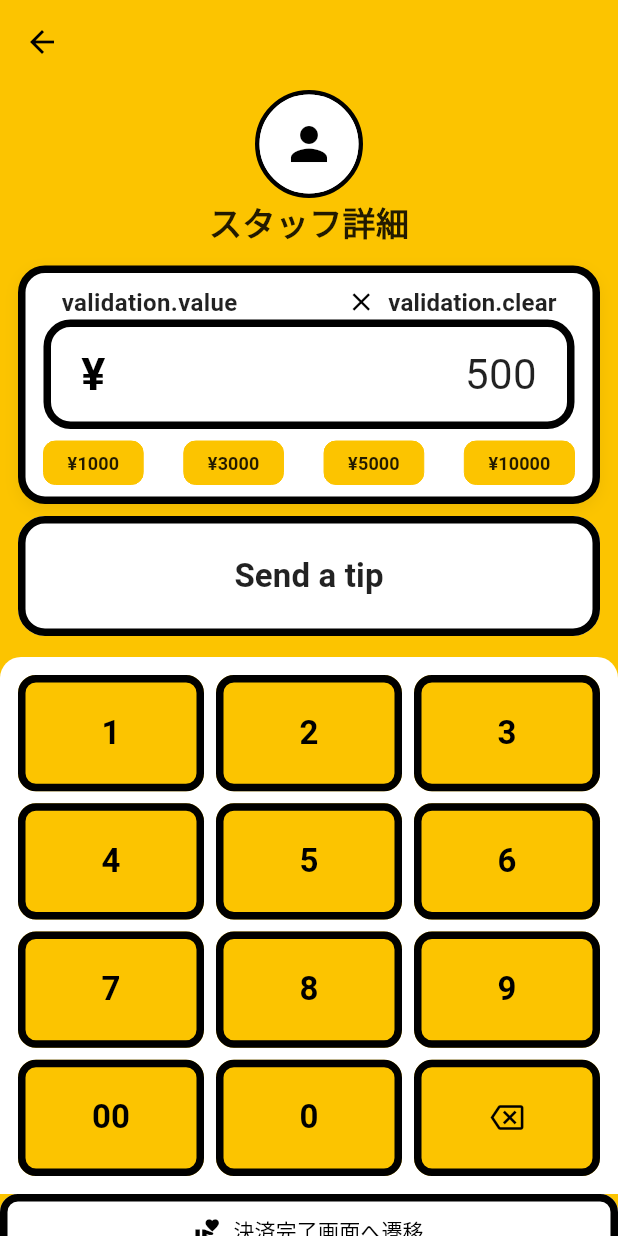
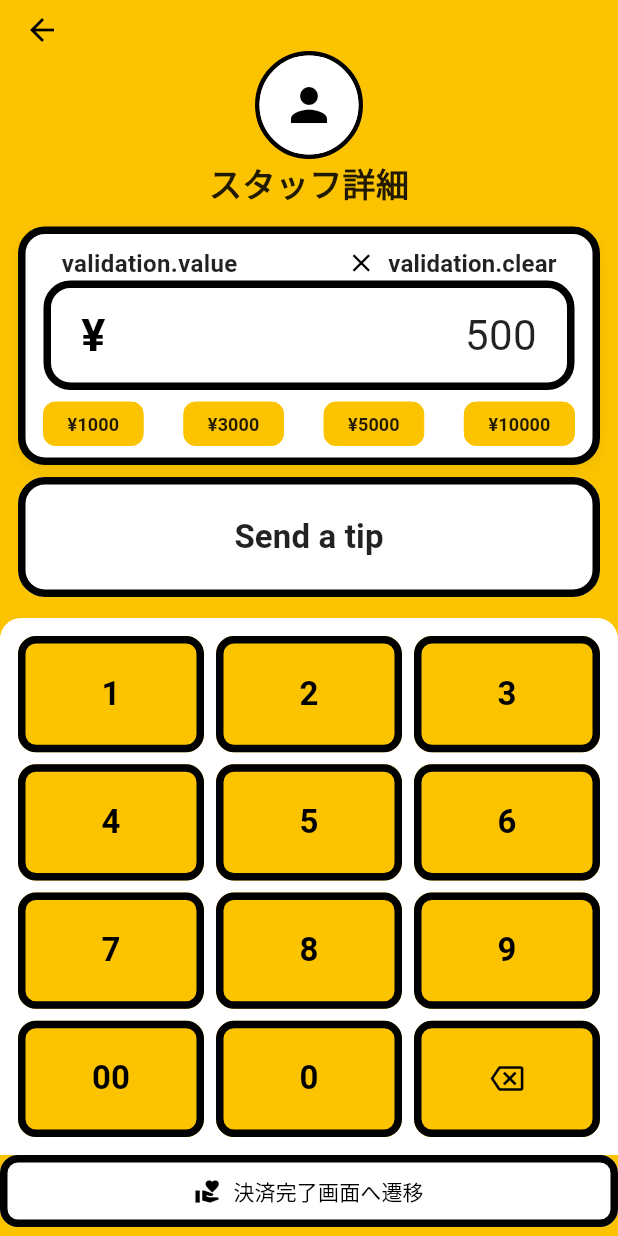
Before and after one commit to mrmmm0128/ChipPay, a Flutter app: the StaffDetailPage screen opened by its route, on a phone screen of 412 x 824 dp. Run offline on Flutter 3.47's test engine with Material 3 defaults, Android fonts, the light colour scheme and no system bars; our stand-ins replace cloud_firestore, cloud_functions, easy_localization, file_picker, firebase_auth, firebase_core and 4 more; missing offline and left inert: barcode, dart:html; accounts and stored records are empty; Roboto replaces fonts that are missing (LINESeed, LINEseed); statements that could not run were skipped.

Commit message:
UI調整

```diff
--- a/lib/endUser/public_store_page.dart
+++ b/lib/endUser/public_store_page.dart
@@ -598,7 +598,7 @@ class _YellowActionButton extends StatelessWidget {
         if (icon != null) ...[
           Container(
             color: AppPalette.white,
-            decoration: BoxDecoration(),
+            //decoration: BoxDecoration(),
             child: Icon(icon, color: AppPalette.black),
           ),
           const SizedBox(width: 8),
@@ -636,8 +636,8 @@ class _Sectionbar extends StatelessWidget {
     this.notchHeight = 10,
     this.margin = const EdgeInsets.only(
       top: 12,
-      left: 10,
-      right: 10,
+      left: 12,
+      right: 12,
       bottom: 4,
     ),
     this.alignment = Alignment.center, // 左寄せ=Alignment.centerLeft, 右寄せ=...Right
--- a/lib/endUser/staff_detail_page.dart
+++ b/lib/endUser/staff_detail_page.dart
@@ -230,8 +230,11 @@ class _StaffDetailPageState extends State<StaffDetailPage> {
     return Scaffold(
       backgroundColor: AppPalette.yellow,
       appBar: AppBar(
-        backgroundColor: AppPalette.yellow,
+        backgroundColor: Colors.transparent, // ← 透明
+        surfaceTintColor: Colors.transparent, // M3 のティントも無効化
+        shadowColor: Colors.transparent, // 念のため影も消す
         foregroundColor: AppPalette.black,
+        toolbarHeight: 30,
         elevation: 0,
         scrolledUnderElevation: 0,
       ),
```
